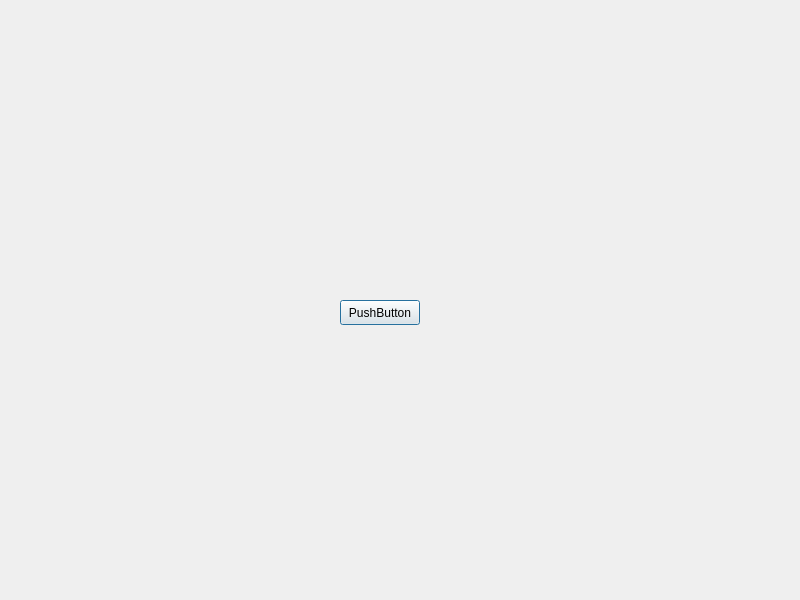
Qt form Client_UI/form.ui (georgc4/anki-stat-scraper) before a commit.
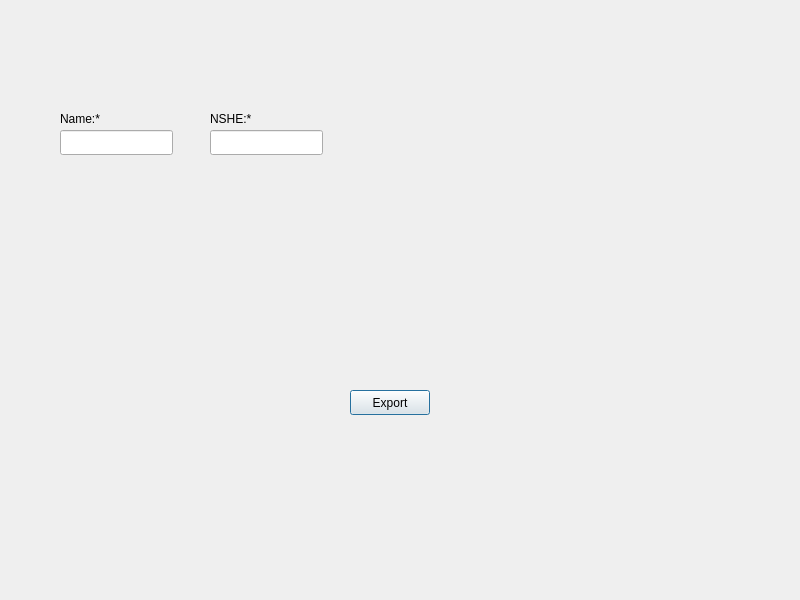
The same form after that commit.

What changed in the file:
```diff
--- a/Client_UI/form.ui
+++ b/Client_UI/form.ui
@@ -16,16 +16,82 @@
   <widget class="QPushButton" name="pushButton">
    <property name="geometry">
     <rect>
-     <x>340</x>
-     <y>300</y>
+     <x>350</x>
+     <y>390</y>
      <width>80</width>
      <height>25</height>
     </rect>
    </property>
    <property name="text">
-    <string>PushButton</string>
+    <string>Export</string>
    </property>
   </widget>
+  <widget class="QWidget" name="name_container" native="true">
+   <property name="geometry">
+    <rect>
+     <x>60</x>
+     <y>100</y>
+     <width>120</width>
+     <height>80</height>
+    </rect>
+   </property>
+   <widget class="QLabel" name="name_label">
+    <property name="geometry">
+     <rect>
+      <x>0</x>
+      <y>10</y>
+      <width>51</width>
+      <height>17</height>
+     </rect>
+    </property>
+    <property name="text">
+     <string>Name:*</string>
+    </property>
+   </widget>
+   <widget class="QLineEdit" name="name_entry">
+    <property name="geometry">
+     <rect>
+      <x>0</x>
+      <y>30</y>
+      <width>113</width>
+      <height>25</height>
+     </rect>
+    </property>
+   </widget>
+  </widget>
+  <widget class="QWidget" name="nshe_container" native="true">
+   <property name="geometry">
+    <rect>
+     <x>210</x>
+     <y>100</y>
+     <width>120</width>
+     <height>80</height>
+    </rect>
+   </property>
+   <widget class="QLabel" name="nshe_label">
+    <property name="geometry">
+     <rect>
+      <x>0</x>
+      <y>10</y>
+      <width>51</width>
+      <height>17</height>
+     </rect>
+    </property>
+    <property name="text">
+     <string>NSHE:*</string>
+    </property>
+   </widget>
+   <widget class="QLineEdit" name="nshe_entry">
+    <property name="geometry">
+     <rect>
+      <x>0</x>
+      <y>30</y>
+      <width>113</width>
+      <height>25</height>
+     </rect>
+    </property>
+   </widget>
+  </widget>
  </widget>
  <resources/>
  <connections/>
```
Left out of the diff: 2 changed lines with no effect on the pictures.
